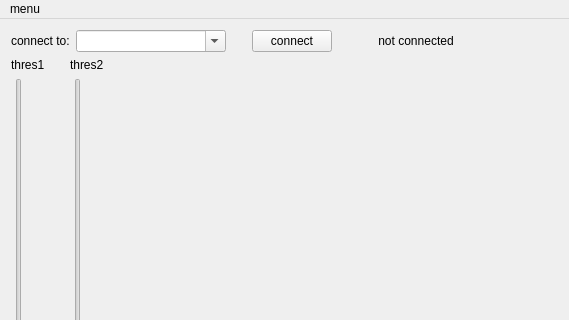
The window that myon_detector_gui/src/mainwindow.ui (MuonPi/muondetector) describes before a commit, drawn with Qt 5; both pictures show x 0 to 569 and y 0 to 320 of the 569 by 473 pixel window.
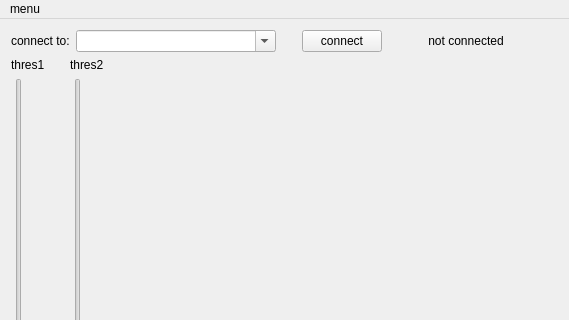
The same window after the commit.

Patch:
```diff
--- a/myon_detector_gui/src/mainwindow.ui
+++ b/myon_detector_gui/src/mainwindow.ui
@@ -31,8 +31,8 @@
        <widget class="QComboBox" name="ipBox">
         <property name="minimumSize">
          <size>
-          <width>150</width>
-          <height>0</height>
+          <width>200</width>
+          <height>22</height>
          </size>
         </property>
         <property name="focusPolicy">
@@ -41,6 +41,15 @@
         <property name="editable">
          <bool>true</bool>
         </property>
+        <property name="currentText">
+         <string notr="true"/>
+        </property>
+        <property name="insertPolicy">
+         <enum>QComboBox::InsertAlphabetically</enum>
+        </property>
+        <property name="minimumContentsLength">
+         <number>1</number>
+        </property>
        </widget>
       </item>
       <item>
```
Left out of the diff: 3 changed lines with no effect on the pictures.
